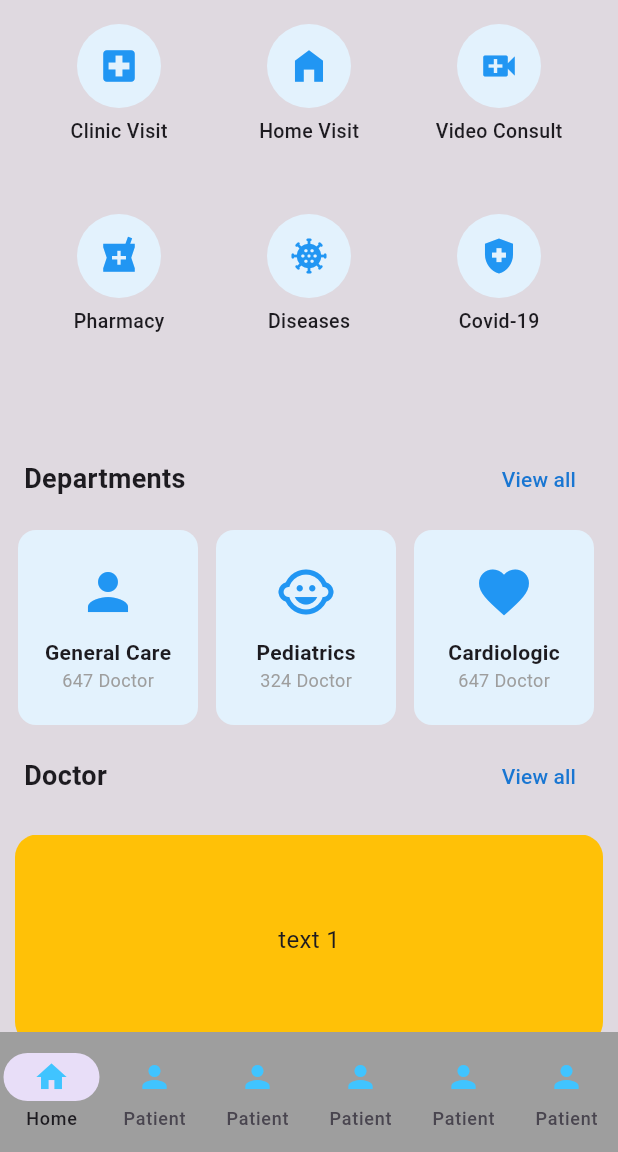
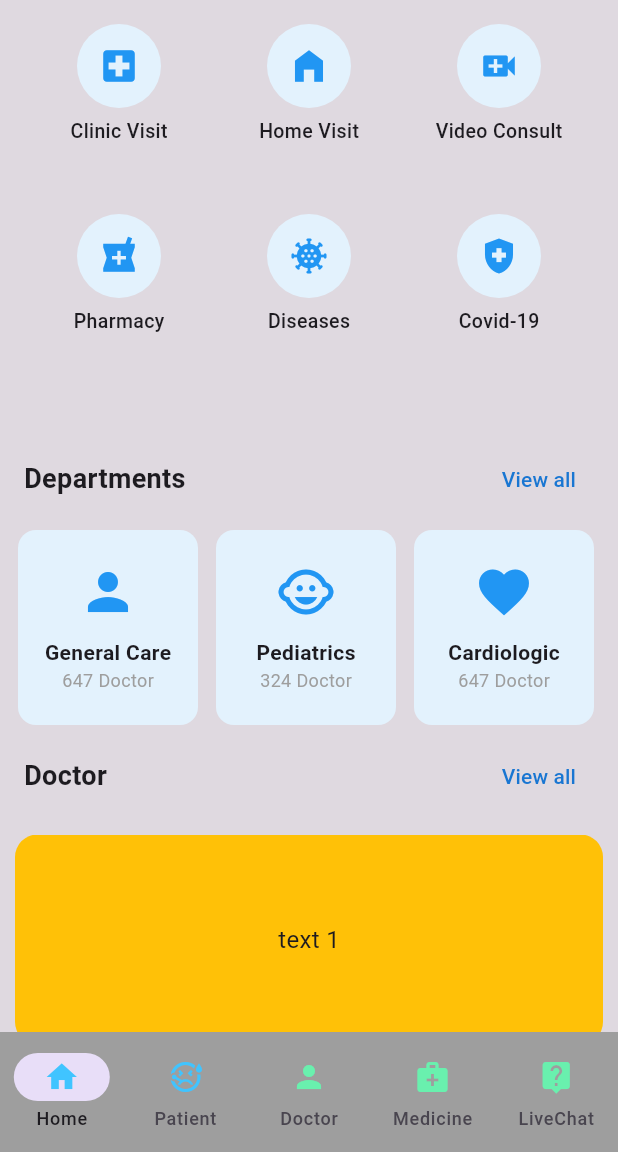
Before and after one commit to mdrazaulkabir/health_alert, a Flutter app: the BottomMainNavScreen screen opened by its route, on a phone screen of 412 x 824 dp, the part 84-1236 px from its top. Run offline on Flutter 3.47's test engine with Material 3 defaults, Android fonts, the phone set to English and light mode, and no system bars; drawn by our look-alikes of carousel_slider; our stand-ins replace flutter_svg, image_picker, pin_code_fields, shared_preferences; accounts and stored records are empty.

Commit message:
remove navigationitem and add in inkwell this all screen

```diff
--- a/lib/ui/navigartorScreen/botom_main_nav_screen.dart
+++ b/lib/ui/navigartorScreen/botom_main_nav_screen.dart
@@ -1,15 +1,12 @@
 import 'package:flutter/material.dart';
 import 'package:task_mannager/ui/health/home_dashboard_screen.dart';
-import 'package:task_mannager/ui/navigartorScreen/cancled_task_list_screen.dart';
-import 'package:task_mannager/ui/navigartorScreen/complete_task_list_screen.dart';
+import 'package:task_mannager/ui/navigartorScreen/doctor_screen.dart';
 import 'package:task_mannager/ui/navigartorScreen/live_chat_screen.dart';
-import 'package:task_mannager/ui/navigartorScreen/patient_screen.dart';
-import 'package:task_mannager/ui/navigartorScreen/progress_task_list_screen.dart';
 import 'package:task_mannager/ui/navigartorScreen/service_screen.dart';
 import 'package:task_mannager/ui/widgets/tm_app_bar.dart';
 
 import '../widgets/app_drawer.dart';
-import 'new_task_list_screen.dart';
+import 'patientNewTaskScreen/new_task_list_screen.dart';
 class BottomMainNavScreen extends StatefulWidget {
   const BottomMainNavScreen({super.key});
   static const String name="bottomMainNav";
@@ -22,11 +19,15 @@ class _BotomMainNavScreenState extends State<BottomMainNavScreen> {
   final List<Widget> _screen = [
     const HomeDashboardScreen(),
     const NewTaskListScreen(),
-    const ProgressTaskListScreen(),
-    const CompleteTaskListScreen(),
-    const CanceledTaskListScreen(),
+
+    const DoctorScreen(),
     const ServiceScreen(),
-    const LiveChatScreen()
+    const LiveChatScreen(),
+
+    // const ProgressTaskListScreen(),
+    // const CompleteTaskListScreen(),
+    // const CanceledTaskListScreen(),
+
   ];
   int _selectIndex=0;
   @override
@@ -44,23 +45,11 @@ class _BotomMainNavScreenState extends State<BottomMainNavScreen> {
           setState(() {});
           },
           destinations: const [
-            // NavigationDestination(icon:Icon(Icons.home_filled,color: Colors.greenAccent,), label:"New"),
-            // NavigationDestination(icon:Icon(Icons.production_quantity_limits), label:"Progress"),
-            // NavigationDestination(icon:Icon(Icons.done), label:"Completed"),
-            // NavigationDestination(icon:Icon(Icons.close), label:"Canceled"),
-
             NavigationDestination(icon: Icon(Icons.home,color: Colors.lightBlueAccent,), label: "Home"),
-            NavigationDestination(icon:Icon(Icons.person,color: Colors.lightBlueAccent,), label:"Patient"),
-            NavigationDestination(icon:Icon(Icons.person,color: Colors.lightBlueAccent,), label:"Patient"),
-            NavigationDestination(icon:Icon(Icons.person,color: Colors.lightBlueAccent,), label:"Patient"),
-            NavigationDestination(icon:Icon(Icons.person,color: Colors.lightBlueAccent,), label:"Patient"),
-            NavigationDestination(icon:Icon(Icons.person,color: Colors.lightBlueAccent,), label:"Patient"),
-
-
-            // NavigationDestination(icon:Icon(Icons.person), label:"Doctor"),
-            // NavigationDestination(icon:Icon(Icons.medical_services), label:"Medicine"),
-            //
-            // NavigationDestination(icon:Icon(Icons.live_help), label:"LiveChat"),
+            NavigationDestination(icon:Icon(Icons.sick_outlined,color: Colors.lightBlueAccent,), label:"Patient"),
+            NavigationDestination(icon:Icon(Icons.person,color: Colors.greenAccent,), label:"Doctor"),
+            NavigationDestination(icon:Icon(Icons.medical_services,color: Colors.greenAccent), label:"Medicine"),
+            NavigationDestination(icon:Icon(Icons.live_help,color: Colors.greenAccent), label:"LiveChat"),
 
           ]),
     );
--- a/lib/ui/navigartorScreen/update_profile_screen.dart
+++ b/lib/ui/navigartorScreen/patientNewTaskScreen/update_profile_screen.dart
@@ -11,7 +11,7 @@ import 'package:task_mannager/ui/widgets/center_circular_Progress_indicator.dart
 import 'package:task_mannager/ui/widgets/show_snack_bar_massanger.dart';
 import 'package:task_mannager/ui/widgets/tm_app_bar.dart';
 
-import '../widgets/screen_background.dart';
+import '../../widgets/screen_background.dart';
 
 class UpdateProfileScreen extends StatefulWidget {
   const UpdateProfileScreen({super.key});
--- a/lib/ui/widgets/app_drawer.dart
+++ b/lib/ui/widgets/app_drawer.dart
@@ -2,7 +2,7 @@ import 'dart:convert';
 import 'package:flutter/material.dart';
 import 'package:task_mannager/ui/controller/auth_controller.dart';
 import 'package:task_mannager/ui/screeen/sign_in_screen.dart';
-import 'package:task_mannager/ui/navigartorScreen/update_profile_screen.dart';
+import 'package:task_mannager/ui/navigartorScreen/patientNewTaskScreen/update_profile_screen.dart';
 
 class AppDrawer extends StatelessWidget {
   const AppDrawer({super.key});
--- a/lib/ui/widgets/tm_app_bar.dart
+++ b/lib/ui/widgets/tm_app_bar.dart
@@ -3,7 +3,7 @@ import 'dart:convert';
 import 'package:flutter/material.dart';
 import 'package:task_mannager/ui/controller/auth_controller.dart';
 import 'package:task_mannager/ui/screeen/sign_in_screen.dart';
-import 'package:task_mannager/ui/navigartorScreen/update_profile_screen.dart';
+import 'package:task_mannager/ui/navigartorScreen/patientNewTaskScreen/update_profile_screen.dart';
 
 class TMAppBar extends StatefulWidget implements PreferredSizeWidget {
   const TMAppBar({
```
Also changed, not shown: lib/app.dart (+6 -6 lines), lib/ui/navigartorScreen/doctor_screen.dart (added, +9 -0 lines), lib/ui/navigartorScreen/new_task_list_screen.dart (deleted, +0 -155 lines), lib/ui/navigartorScreen/patientNewTaskScreen/add_new_task_screen.dart (renamed from lib/ui/navigartorScreen/add_new_task_screen.dart, +6 -7 lines), lib/ui/navigartorScreen/patientNewTaskScreen/cancled_task_list_screen.dart (renamed from lib/ui/navigartorScreen/cancled_task_list_screen.dart, +4 -3 lines), lib/ui/navigartorScreen/patientNewTaskScreen/complete_task_list_screen.dart (renamed from lib/ui/navigartorScreen/complete_task_list_screen.dart, +7 -4 lines), lib/ui/navigartorScreen/patientNewTaskScreen/new_task_list_screen.dart (added, +185 -0 lines), lib/ui/navigartorScreen/patientNewTaskScreen/progress_task_list_screen.dart (renamed from lib/ui/navigartorScreen/progress_task_list_screen.dart, +7 -6 lines), lib/ui/widgets/default_task_count_summary_card.dart (+12 -5 lines), lib/ui/widgets/task_card.dart (+4 -4 lines).
